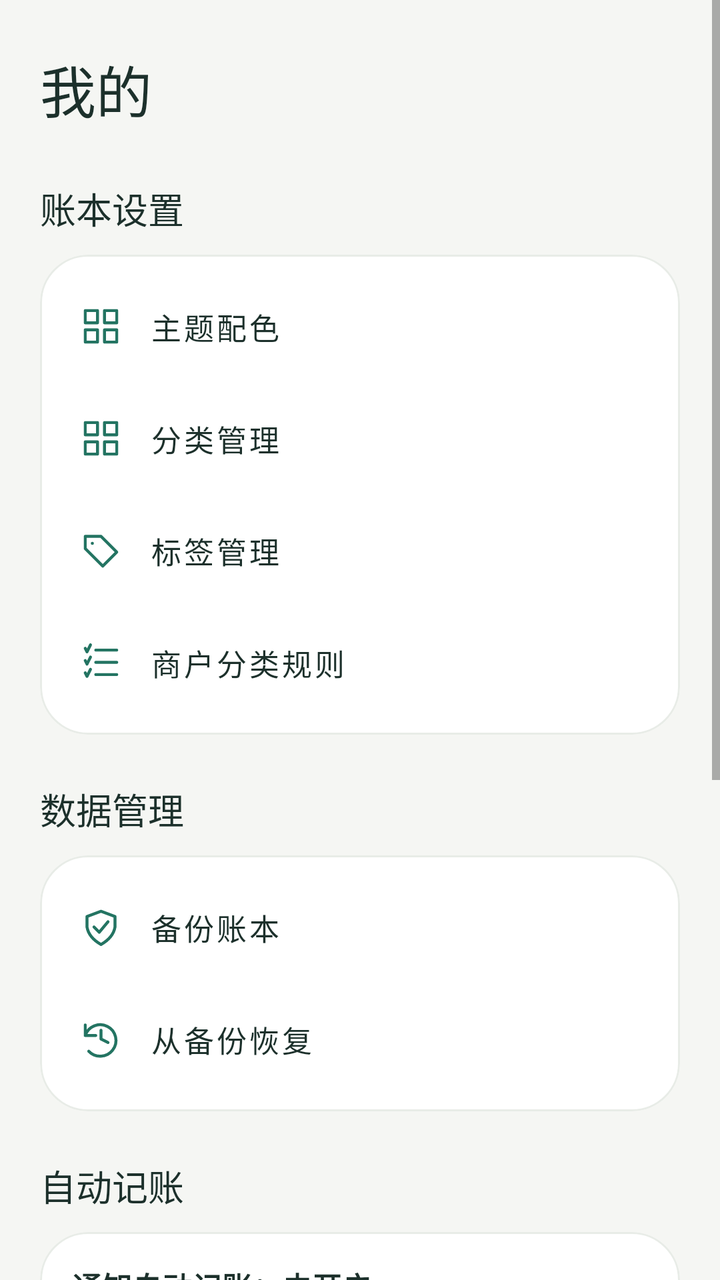
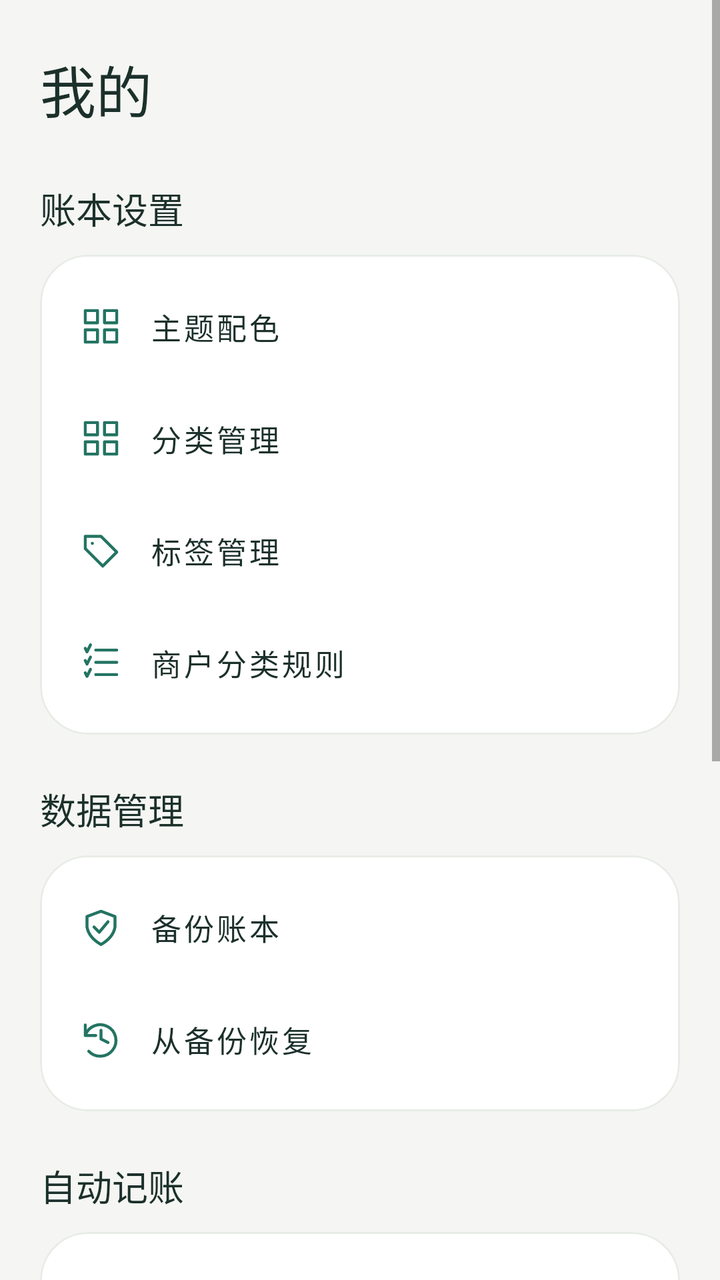

Before-and-after screenshots of an Android layout around one commit, followed by the original layout XML and the change that was made.
<!-- AndroidManifest.xml: application theme Theme.LightLedger -->
<!-- res/layout/fragment_settings.xml -->
<?xml version="1.0" encoding="utf-8"?>
<ScrollView xmlns:android="http://schemas.android.com/apk/res/android" xmlns:app="http://schemas.android.com/apk/res-auto" android:layout_width="match_parent" android:layout_height="match_parent" android:fillViewport="true" android:background="?attr/ledgerBackground">
    <LinearLayout android:layout_width="match_parent" android:layout_height="wrap_content" android:orientation="vertical" android:padding="@dimen/ledger_page_gutter">
        <TextView style="@style/LedgerPageTitle" android:layout_width="match_parent" android:layout_height="wrap_content" android:layout_marginTop="4dp" android:text="我的" />
        <TextView style="@style/LedgerSectionTitle" android:layout_width="match_parent" android:layout_height="wrap_content" android:layout_marginTop="26dp" android:layout_marginBottom="10dp" android:text="账本设置" />
        <com.google.android.material.card.MaterialCardView style="@style/LedgerCard" android:layout_width="match_parent" android:layout_height="wrap_content">
            <LinearLayout android:layout_width="match_parent" android:layout_height="wrap_content" android:orientation="vertical" android:padding="8dp">
                <com.google.android.material.button.MaterialButton android:id="@+id/themeSettings" app:icon="@drawable/ic_grid" style="@style/LedgerSettingsRow" android:layout_width="match_parent" android:layout_height="wrap_content" android:text="主题配色" />
                <com.google.android.material.button.MaterialButton android:id="@+id/manageCategories" app:icon="@drawable/ic_grid" style="@style/LedgerSettingsRow" android:layout_width="match_parent" android:layout_height="wrap_content" android:gravity="start|center_vertical" android:text="分类管理" />
                <com.google.android.material.button.MaterialButton android:id="@+id/manageTags" app:icon="@drawable/ic_tag" style="@style/LedgerSettingsRow" android:layout_width="match_parent" android:layout_height="wrap_content" android:gravity="start|center_vertical" android:text="标签管理" />
                <com.google.android.material.button.MaterialButton android:id="@+id/manageMerchantRules" app:icon="@drawable/ic_rule" style="@style/LedgerSettingsRow" android:layout_width="match_parent" android:layout_height="wrap_content" android:gravity="start|center_vertical" android:text="商户分类规则" />
            </LinearLayout>
        </com.google.android.material.card.MaterialCardView>
        <TextView style="@style/LedgerSectionTitle" android:layout_width="match_parent" android:layout_height="wrap_content" android:layout_marginTop="24dp" android:layout_marginBottom="10dp" android:text="数据管理" />
        <com.google.android.material.card.MaterialCardView style="@style/LedgerCard" android:layout_width="match_parent" android:layout_height="wrap_content">
            <LinearLayout android:layout_width="match_parent" android:layout_height="wrap_content" android:orientation="vertical" android:padding="8dp">
                <com.google.android.material.button.MaterialButton android:id="@+id/exportBackup" app:icon="@drawable/ic_shield" style="@style/LedgerSettingsRow" android:layout_width="match_parent" android:layout_height="wrap_content" android:gravity="start|center_vertical" android:text="备份账本" />
                <com.google.android.material.button.MaterialButton android:id="@+id/importBackup" app:icon="@drawable/ic_restore" style="@style/LedgerSettingsRow" android:layout_width="match_parent" android:layout_height="wrap_content" android:gravity="start|center_vertical" android:text="从备份恢复" />
            </LinearLayout>
        </com.google.android.material.card.MaterialCardView>
        <TextView style="@style/LedgerSectionTitle" android:layout_width="match_parent" android:layout_height="wrap_content" android:layout_marginTop="24dp" android:layout_marginBottom="10dp" android:text="自动记账" />
        <com.google.android.material.card.MaterialCardView style="@style/LedgerCard" android:layout_width="match_parent" android:layout_height="wrap_content">
            <LinearLayout android:layout_width="match_parent" android:layout_height="wrap_content" android:orientation="vertical" android:padding="16dp">
                <TextView android:id="@+id/notificationStatus" android:layout_width="match_parent" android:layout_height="wrap_content" android:text="通知自动记账：未开启" android:textColor="?attr/colorOnSurface" android:textSize="15sp" android:textStyle="bold" />
                <com.google.android.material.button.MaterialButton android:id="@+id/notificationSettings" style="@style/LedgerOutlineButton" android:layout_width="match_parent" android:layout_height="wrap_content" android:layout_marginTop="8dp" android:text="开启或管理自动记账权限" />
                <com.google.android.material.switchmaterial.SwitchMaterial android:id="@+id/backgroundProtection" android:layout_width="match_parent" android:layout_height="wrap_content" android:layout_marginTop="12dp" android:minHeight="48dp" android:text="后台保护" android:textColor="?attr/colorOnSurface" android:textSize="15sp" />
                <TextView android:id="@+id/protectionStatus" style="@style/LedgerCaption" android:layout_width="match_parent" android:layout_height="wrap_content" android:text="显示常驻状态通知，闲置时自动尝试重连" />
                <com.google.android.material.button.MaterialButton android:id="@+id/backgroundSettings" style="@style/LedgerOutlineButton" android:layout_width="match_parent" android:layout_height="wrap_content" android:layout_marginTop="8dp" android:text="允许后台运行" />
                <TextView android:id="@+id/batteryStatus" style="@style/LedgerCaption" android:layout_width="match_parent" android:layout_height="wrap_content" android:layout_marginTop="4dp" android:text="系统电池限制状态" />
                <TextView android:id="@+id/quickNotificationStatus" android:layout_width="match_parent" android:layout_height="wrap_content" android:layout_marginTop="16dp" android:text="快捷分类通知：未开启" android:textColor="?attr/colorOnSurface" android:textSize="15sp" android:textStyle="bold" />
                <com.google.android.material.button.MaterialButton android:id="@+id/quickNotificationSettings" style="@style/LedgerOutlineButton" android:layout_width="match_parent" android:layout_height="wrap_content" android:layout_marginTop="8dp" android:text="快捷分类通知设置" />
            </LinearLayout>
        </com.google.android.material.card.MaterialCardView>
        <TextView style="@style/LedgerCaption" android:layout_width="match_parent" android:layout_height="wrap_content" android:layout_marginTop="20dp" android:gravity="center" android:text="轻账本 · 本机存储，离线使用" />
    </LinearLayout>
</ScrollView>
<!-- resources referenced by this layout -->
<resources>
  <dimen name="ledger_page_gutter">20dp</dimen>
  <!-- drawable ic_tag (drawable) -->
  <vector xmlns:android="http://schemas.android.com/apk/res/android" android:width="24dp" android:height="24dp" android:viewportWidth="24" android:viewportHeight="24"><path android:pathData="M3,4 L12,4 L21,13 L13,21 L3,11 Z M7,8 L7.1,8" android:fillColor="@android:color/transparent" android:strokeColor="?attr/colorPrimary" android:strokeWidth="1.7" android:strokeLineCap="round" android:strokeLineJoin="round"/></vector>
  <style name="LedgerCaption"><item name="android:textColor">?attr/ledgerMuted</item><item name="android:textSize">13sp</item><item name="android:lineSpacingExtra">3dp</item></style>
  <style name="LedgerCard" parent="Widget.MaterialComponents.CardView">
          <item name="cardCornerRadius">24dp</item><item name="cardElevation">0dp</item><item name="cardBackgroundColor">@color/white</item>
          <item name="strokeColor">?attr/ledgerBorder</item><item name="strokeWidth">1dp</item>
      </style>
  <style name="LedgerPageTitle"><item name="android:textColor">?attr/colorOnSurface</item><item name="android:textSize">28sp</item><item name="android:fontFamily">sans-serif-medium</item></style>
  <style name="LedgerSectionTitle"><item name="android:textColor">?attr/colorOnSurface</item><item name="android:textSize">18sp</item><item name="android:fontFamily">sans-serif-medium</item></style>
  <style name="LedgerSettingsRow" parent="LedgerTextButton">
          <item name="android:minHeight">56dp</item><item name="android:gravity">start|center_vertical</item><item name="android:textColor">?attr/colorOnSurface</item>
          <item name="android:textSize">15sp</item><item name="android:paddingHorizontal">12dp</item><item name="iconSize">21dp</item><item name="iconPadding">14dp</item><item name="iconGravity">textStart</item>
      </style>
  <color name="white">#FFFFFF</color>
  <style name="LedgerTextButton" parent="Widget.MaterialComponents.Button.TextButton">
          <item name="android:minHeight">48dp</item><item name="android:textAllCaps">false</item><item name="android:textSize">14sp</item><item name="cornerRadius">12dp</item>
      </style>
  <color name="ledger_teal">#237462</color>
  <color name="ledger_teal_dark">#184D40</color>
  <color name="ledger_ink">#1C302B</color>
  <color name="ledger_background">#F5F6F3</color>
  <color name="ledger_teal_soft">#E5F1EA</color>
  <color name="ledger_muted">#697A73</color>
  <color name="ledger_border">#E8ECE7</color>
  <style name="LedgerWindowAnimation" parent="android:style/Animation.Activity">
          <item name="android:activityOpenEnterAnimation">@null</item>
          <item name="android:activityOpenExitAnimation">@null</item>
          <item name="android:activityCloseEnterAnimation">@null</item>
          <item name="android:activityCloseExitAnimation">@null</item>
      </style>
  <style name="LedgerButton" parent="Widget.MaterialComponents.Button">
          <item name="cornerRadius">16dp</item><item name="android:minHeight">52dp</item><item name="android:textAllCaps">false</item>
          <item name="android:textSize">15sp</item><item name="android:fontFamily">sans-serif-medium</item><item name="android:paddingHorizontal">16dp</item>
          <item name="android:insetTop">3dp</item><item name="android:insetBottom">3dp</item>
      </style>
  <style name="LedgerInput" parent="Widget.MaterialComponents.TextInputLayout.OutlinedBox">
          <item name="boxCornerRadiusTopStart">14dp</item><item name="boxCornerRadiusTopEnd">14dp</item><item name="boxCornerRadiusBottomStart">14dp</item><item name="boxCornerRadiusBottomEnd">14dp</item>
          <item name="boxBackgroundColor">@color/white</item><item name="boxStrokeColor">?attr/colorPrimary</item>
      </style>
  <!-- unchanged entries left out for length: 6 -->
</resources>

<!-- the commit's change to res/layout/fragment_settings.xml (unified diff, before → after) -->
@@ -21,10 +21,10 @@
         <TextView style="@style/LedgerSectionTitle" android:layout_width="match_parent" android:layout_height="wrap_content" android:layout_marginTop="24dp" android:layout_marginBottom="10dp" android:text="自动记账" />
         <com.google.android.material.card.MaterialCardView style="@style/LedgerCard" android:layout_width="match_parent" android:layout_height="wrap_content">
             <LinearLayout android:layout_width="match_parent" android:layout_height="wrap_content" android:orientation="vertical" android:padding="16dp">
-                <TextView android:id="@+id/notificationStatus" android:layout_width="match_parent" android:layout_height="wrap_content" android:text="通知自动记账：未开启" android:textColor="?attr/colorOnSurface" android:textSize="15sp" android:textStyle="bold" />
+                <TextView android:id="@+id/notificationStatus" android:layout_width="match_parent" android:layout_height="wrap_content" android:minHeight="48dp" android:gravity="center_vertical" android:clickable="true" android:focusable="true" android:contentDescription="查看自动记账连接详情" android:text="通知自动记账：未开启" android:textColor="?attr/colorOnSurface" android:textSize="15sp" android:textStyle="bold" />
                 <com.google.android.material.button.MaterialButton android:id="@+id/notificationSettings" style="@style/LedgerOutlineButton" android:layout_width="match_parent" android:layout_height="wrap_content" android:layout_marginTop="8dp" android:text="开启或管理自动记账权限" />
                 <com.google.android.material.switchmaterial.SwitchMaterial android:id="@+id/backgroundProtection" android:layout_width="match_parent" android:layout_height="wrap_content" android:layout_marginTop="12dp" android:minHeight="48dp" android:text="后台保护" android:textColor="?attr/colorOnSurface" android:textSize="15sp" />
-                <TextView android:id="@+id/protectionStatus" style="@style/LedgerCaption" android:layout_width="match_parent" android:layout_height="wrap_content" android:text="显示常驻状态通知，闲置时自动尝试重连" />
+                <TextView android:id="@+id/protectionStatus" style="@style/LedgerCaption" android:layout_width="match_parent" android:layout_height="wrap_content" android:text="开启后划掉页面仍可运行；强行停止后需重新打开" />
                 <com.google.android.material.button.MaterialButton android:id="@+id/backgroundSettings" style="@style/LedgerOutlineButton" android:layout_width="match_parent" android:layout_height="wrap_content" android:layout_marginTop="8dp" android:text="允许后台运行" />
                 <TextView android:id="@+id/batteryStatus" style="@style/LedgerCaption" android:layout_width="match_parent" android:layout_height="wrap_content" android:layout_marginTop="4dp" android:text="系统电池限制状态" />
                 <TextView android:id="@+id/quickNotificationStatus" android:layout_width="match_parent" android:layout_height="wrap_content" android:layout_marginTop="16dp" android:text="快捷分类通知：未开启" android:textColor="?attr/colorOnSurface" android:textSize="15sp" android:textStyle="bold" />
